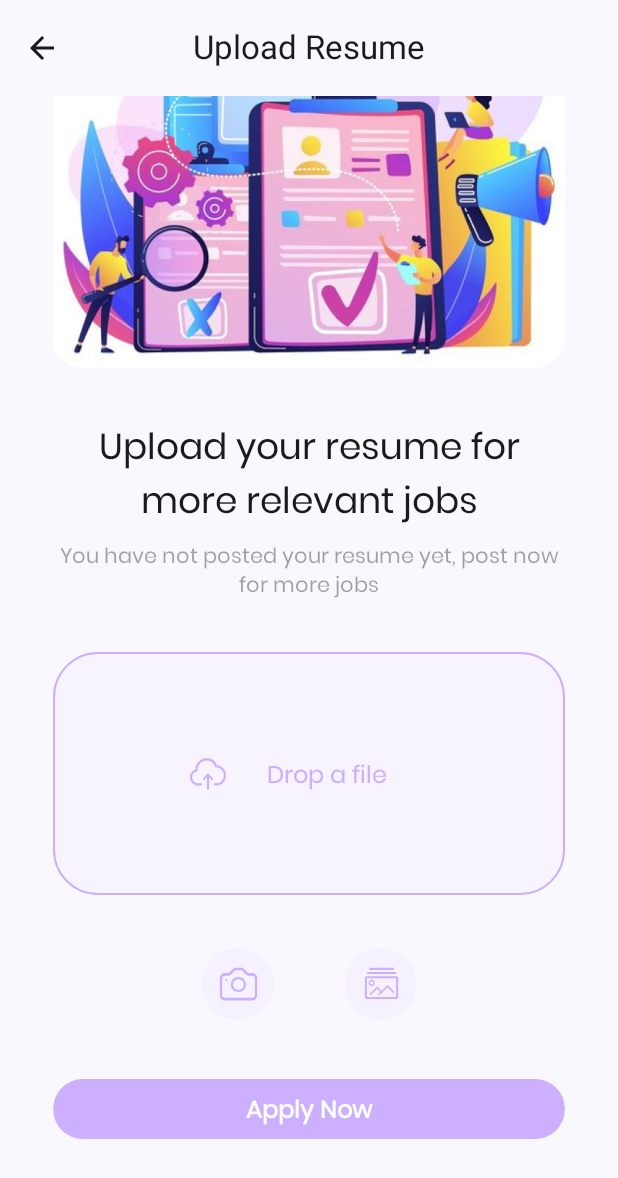
After one commit to donmarsh/compose-challenge-weekly, an Android app built with Jetpack Compose: the UploadResume screen opened through its navigation route, on a phone screen of 412 x 824 dp. The commit adds this screen. Shown: the top 1178 px of the screen. Run offline under Robolectric (Android 15) with nearby library versions, the phone set to English and light mode, and no system bars; our stand-ins replace Room's generated code, livedata-compose; pictures from the network do not load.

Commit message:
Create Upload Resume Screen add navigation and Colors.

```diff
--- a/app/src/main/java/org/marshsoft/jobsearch/MainActivity.kt
+++ b/app/src/main/java/org/marshsoft/jobsearch/MainActivity.kt
@@ -23,6 +23,8 @@ import org.marshsoft.jobsearch.ui.theme.JobSearchTheme
 import org.marshsoft.jobsearch.viewmodels.MainActivityViewModel
 import org.marshsoft.jobsearch.views.HomeScreen
 import org.marshsoft.jobsearch.views.JobDetails
+import org.marshsoft.jobsearch.views.MainScreen
+import org.marshsoft.jobsearch.views.UploadResume
 
 class MainActivity : ComponentActivity() {
     override fun onCreate(savedInstanceState: Bundle?) {
@@ -65,7 +67,7 @@ fun NavHostContainer(navController: NavHostController) {
         startDestination = "home",
     ){
         composable("home") {
-            HomeScreen(navController)
+            MainScreen(navController)
         }
         composable("bookmark") {
 
@@ -86,6 +88,9 @@ fun NavHostContainer(navController: NavHostController) {
             }
 
         }
+        composable("upload_resume") {
+            UploadResume()
+        }
 
 
     }
--- a/app/src/main/java/org/marshsoft/jobsearch/ui/theme/Color.kt
+++ b/app/src/main/java/org/marshsoft/jobsearch/ui/theme/Color.kt
@@ -16,3 +16,5 @@ val BlackText = Color(0xFF1A1A1A)
 val progressBackGround = Color(0x33CCAFFF)
 val ToggleGroupBackground = Color(0x1ACCAFFF)
 val ToggleGroupTextUnselected = Color(0x4D000000)
+val ResumeBoxBackground = Color(0x0DCCAFFF)
+val ButtonLightPurpleBackground = Color(0x1ACCAFFF)
--- a/app/src/main/java/org/marshsoft/jobsearch/views/HomePage.kt
+++ b/app/src/main/java/org/marshsoft/jobsearch/views/HomePage.kt
@@ -4,6 +4,7 @@ import android.widget.Toast
 import androidx.compose.foundation.Image
 import androidx.compose.foundation.background
 import androidx.compose.foundation.border
+import androidx.compose.foundation.clickable
 import androidx.compose.foundation.layout.Arrangement
 import androidx.compose.foundation.layout.Box
 import androidx.compose.foundation.layout.Column
@@ -84,11 +85,14 @@ fun JobCardItem(job: Job, navController: NavHostController){
     var favorite by remember {
         mutableStateOf(false) // initially checked
     }
-    Box(modifier = Modifier
+    Box( modifier = Modifier
         .clip(RoundedCornerShape(8.dp))
         .background(CardPurple)
         .width(IntrinsicSize.Max)
-        .padding(5.dp))
+        .padding(5.dp)
+        .clickable {
+            navController.navigate("jobDetails/${job.id}")
+        })
     {
         Column(modifier = Modifier.width(IntrinsicSize.Max))
         {
@@ -134,7 +138,7 @@ fun JobCardItem(job: Job, navController: NavHostController){
                 TextWithIcon(imageVector = Icons.Filled.HourglassFull , text = job.jobType, color = GreyText)
             }
             Row(modifier = Modifier.fillMaxWidth(), horizontalArrangement = Arrangement.SpaceBetween){
-                Button(onClick = { navController.navigate("jobDetails/${job.id}") }, colors = ButtonDefaults.buttonColors(containerColor = MainPurple, contentColor = Color.White)) {
+                Button(onClick = { navController.navigate("upload_resume") }, colors = ButtonDefaults.buttonColors(containerColor = MainPurple, contentColor = Color.White)) {
                     Text("Apply now")
                 }
                 IconToggleButton(checked = favorite, onCheckedChange = {favorite = it})
@@ -145,12 +149,8 @@ fun JobCardItem(job: Job, navController: NavHostController){
 
                 }
             }
-
-
-            }
-
-
         }
+    }
 
 
 }
@@ -260,7 +260,7 @@ fun MainScreen(navController: NavHostController){
 
     Scaffold(
         topBar = { TopBar() },
-        content = {NavHostContainer(navController = navController)},
+        content = { HomeScreen(navController = navController)},
         bottomBar = {BottomNavigationBar(navController = navController)}
 
     )
--- a/app/src/main/java/org/marshsoft/jobsearch/views/JobDetails.kt
+++ b/app/src/main/java/org/marshsoft/jobsearch/views/JobDetails.kt
@@ -219,7 +219,6 @@ fun JobDetailsScreen(job:Job, innerPadding:PaddingValues, mainActivityViewModel:
         Button(onClick = { /*TODO*/ },
             modifier = Modifier
                 .fillMaxWidth()
-                .padding(35.dp)
                 .clip(RoundedCornerShape(30.dp)),
             colors = ButtonDefaults.buttonColors(
             contentColor = Color.White, containerColor = MainPurple))
--- /dev/null
+++ b/app/src/main/java/org/marshsoft/jobsearch/views/UploadResume.kt
@@ -0,0 +1,180 @@
+package org.marshsoft.jobsearch.views
+
+import android.widget.Toast
+import androidx.compose.foundation.Image
+import androidx.compose.foundation.background
+import androidx.compose.foundation.border
+import androidx.compose.foundation.layout.Arrangement
+import androidx.compose.foundation.layout.Box
+import androidx.compose.foundation.layout.Column
+import androidx.compose.foundation.layout.PaddingValues
+import androidx.compose.foundation.layout.Row
+import androidx.compose.foundation.layout.fillMaxSize
+import androidx.compose.foundation.layout.fillMaxWidth
+import androidx.compose.foundation.layout.height
+import androidx.compose.foundation.layout.padding
+import androidx.compose.foundation.layout.width
+import androidx.compose.foundation.shape.CircleShape
+import androidx.compose.foundation.shape.RoundedCornerShape
+import androidx.compose.material.icons.Icons
+import androidx.compose.material.icons.filled.ArrowBack
+import androidx.compose.material.icons.filled.Bookmark
+import androidx.compose.material.icons.outlined.BookmarkBorder
+import androidx.compose.material.icons.outlined.PhotoCamera
+import androidx.compose.material3.Button
+import androidx.compose.material3.ButtonDefaults
+import androidx.compose.material3.CenterAlignedTopAppBar
+import androidx.compose.material3.ExperimentalMaterial3Api
+import androidx.compose.material3.Icon
+import androidx.compose.material3.IconButton
+import androidx.compose.material3.IconToggleButton
+import androidx.compose.material3.Scaffold
+import androidx.compose.material3.Text
+import androidx.compose.material3.TopAppBar
+import androidx.compose.runtime.Composable
+import androidx.compose.ui.Alignment
+import androidx.compose.ui.Modifier
+import androidx.compose.ui.draw.clip
+import androidx.compose.ui.graphics.Color
+import androidx.compose.ui.layout.ContentScale
+import androidx.compose.ui.platform.LocalContext
+import androidx.compose.ui.res.painterResource
+import androidx.compose.ui.text.TextStyle
+import androidx.compose.ui.text.font.Font
+import androidx.compose.ui.text.font.FontFamily
+import androidx.compose.ui.text.font.FontWeight
+import androidx.compose.ui.text.style.TextAlign
+import androidx.compose.ui.unit.dp
+import androidx.compose.ui.unit.sp
+import org.marshsoft.jobsearch.R
+import org.marshsoft.jobsearch.ui.theme.BlackText
+import org.marshsoft.jobsearch.ui.theme.ButtonLightPurpleBackground
+import org.marshsoft.jobsearch.ui.theme.MainPurple
+import org.marshsoft.jobsearch.ui.theme.ResumeBoxBackground
+
+@Composable
+fun UploadResume() {
+    Scaffold(
+        topBar = { TopBarUploadResume() },
+        content = {innerPadding-> UploadResumeScreen( innerPadding) },
+
+        )
+}
+@OptIn(ExperimentalMaterial3Api::class)
+@Composable
+fun TopBarUploadResume() {
+    val context = LocalContext.current
+    CenterAlignedTopAppBar(title = { Text("Upload Resume") },
+        navigationIcon = { IconButton(onClick = { Toast.makeText(context,"hello", Toast.LENGTH_SHORT).show() }) {
+            Icon(imageVector = Icons.Filled.ArrowBack, contentDescription = "back arrow")
+        }
+        },
+        modifier = Modifier.background(color = Color.White))
+}
+@Composable
+fun UploadResumeScreen(innerPadding:PaddingValues) {
+    val context = LocalContext.current
+    Column(modifier = Modifier
+        .fillMaxSize()
+        .padding(start = 35.dp, end = 35.dp)) {
+
+        Image(painter = painterResource(id = R.drawable.image_resume),
+            contentDescription ="Image of resumes",
+            modifier = Modifier
+                .fillMaxWidth()
+                .clip(RoundedCornerShape(20.dp)),
+            contentScale = ContentScale.FillWidth)
+        Text(modifier = Modifier.padding(top = 35.dp, bottom = 10.dp),
+            text = "Upload your resume for more relevant jobs",
+            style = TextStyle(
+                fontSize = 24.sp,
+                lineHeight = 36.sp,
+                fontFamily = FontFamily(Font(R.font.poppins)),
+                fontWeight = FontWeight(500),
+                color = BlackText,
+                textAlign = TextAlign.Center,
+            )
+        )
+        Text(
+            text = "You have not posted your resume yet, post now for more jobs",
+            style = TextStyle(
+                fontSize = 14.sp,
+                fontFamily = FontFamily(Font(R.font.poppins)),
+                fontWeight = FontWeight(400),
+                color = Color(0x661A1A1A),
+                textAlign = TextAlign.Center,
+            )
+        )
+        Box (
+           modifier = Modifier.padding(top = 35.dp, bottom = 35.dp)
+               .border(width = 1.dp, color = MainPurple, shape = RoundedCornerShape(size = 30.dp))
+               .fillMaxWidth()
+               .height(162.dp)
+               .background(color = ResumeBoxBackground, shape = RoundedCornerShape(size = 30.dp)),
+
+        )
+        {
+            Row(modifier = Modifier.fillMaxSize(),
+                verticalAlignment = Alignment.CenterVertically,
+                horizontalArrangement = Arrangement.Center){
+                Button(onClick = {Toast.makeText(context,"hello",Toast.LENGTH_SHORT).show()},
+                    colors = ButtonDefaults.buttonColors(
+                        contentColor = MainPurple,
+                        containerColor = Color.Transparent
+                    )) {
+                        Icon(painter = painterResource(id = R.drawable.simple_line_icons_cloud_upload),
+                            contentDescription = "cloud upload icon")
+                        Text(
+                            text = "Drop a file",modifier = Modifier.fillMaxWidth(.5f),
+                            style = TextStyle(
+                                fontSize = 16.sp,
+                                fontFamily = FontFamily(Font(R.font.poppins)),
+                                fontWeight = FontWeight(500),
+                                color = MainPurple,
+                                textAlign = TextAlign.Center
+                            )
+                        )
+                    }
+
+
+
+            }
+        }
+        Row(modifier = Modifier.fillMaxWidth(), horizontalArrangement = Arrangement.Center){
+            IconButton(onClick = { Toast.makeText(context,"hello",Toast.LENGTH_SHORT).show() },
+            modifier = Modifier
+                .padding(end = 47.dp)
+                .clip(CircleShape)
+                .background(ButtonLightPurpleBackground)
+            ) {
+                Icon(painter = painterResource(id = R.drawable.bi_camera), tint = MainPurple,
+                    contentDescription = "camera icon")
+            }
+            IconButton(onClick = { Toast.makeText(context,"hello",Toast.LENGTH_SHORT).show() },
+                modifier = Modifier
+                    .clip(CircleShape)
+                    .background(ButtonLightPurpleBackground)) {
+                Icon(painter = painterResource(id = R.drawable.clarity_image_gallery_line),
+                    tint = MainPurple,
+                    contentDescription = "picture icons")
+            }
+        }
+        Button(onClick = { /*TODO*/ },
+            modifier = Modifier.padding(top = 35.dp)
+                .fillMaxWidth()
+                .clip(RoundedCornerShape(30.dp)),
+            colors = ButtonDefaults.buttonColors(
+                contentColor = Color.White, containerColor = MainPurple
+            ))
+        {
+            Text("Apply Now",
+                modifier = Modifier.fillMaxWidth(),
+                style = TextStyle(
+                fontSize = 16.sp,
+                fontFamily = FontFamily(Font(R.font.poppins)),
+                fontWeight = FontWeight(700),
+                textAlign = TextAlign.Center
+            ) )
+        }
+    }
+}
--- /dev/null
+++ b/app/src/main/res/drawable/bi_camera.xml
@@ -0,0 +1,16 @@
+<vector xmlns:android="http://schemas.android.com/apk/res/android"
+    android:width="26dp"
+    android:height="26dp"
+    android:viewportWidth="26"
+    android:viewportHeight="26">
+  <group>
+    <clip-path
+        android:pathData="M0.5,0.5h25v25h-25z"/>
+    <path
+        android:pathData="M23.938,19.979C23.938,20.463 23.773,20.926 23.48,21.268C23.187,21.61 22.789,21.802 22.375,21.802H3.625C3.211,21.802 2.813,21.61 2.52,21.268C2.227,20.926 2.063,20.463 2.063,19.979V9.042C2.063,8.558 2.227,8.095 2.52,7.753C2.813,7.411 3.211,7.219 3.625,7.219H5.456C6.699,7.218 7.89,6.642 8.769,5.616L10.066,4.107C10.358,3.766 10.754,3.574 11.167,3.573H14.83C15.244,3.573 15.641,3.765 15.934,4.107L17.228,5.616C17.663,6.124 18.18,6.528 18.749,6.802C19.318,7.077 19.928,7.219 20.544,7.219H22.375C22.789,7.219 23.187,7.411 23.48,7.753C23.773,8.095 23.938,8.558 23.938,9.042V19.979ZM3.625,5.396C2.796,5.396 2.001,5.78 1.415,6.464C0.829,7.147 0.5,8.075 0.5,9.042L0.5,19.979C0.5,20.946 0.829,21.873 1.415,22.557C2.001,23.241 2.796,23.625 3.625,23.625H22.375C23.204,23.625 23.999,23.241 24.585,22.557C25.171,21.873 25.5,20.946 25.5,19.979V9.042C25.5,8.075 25.171,7.147 24.585,6.464C23.999,5.78 23.204,5.396 22.375,5.396H20.544C19.715,5.396 18.92,5.011 18.334,4.328L17.041,2.818C16.455,2.134 15.66,1.75 14.831,1.75H11.169C10.34,1.75 9.545,2.134 8.959,2.818L7.666,4.328C7.08,5.011 6.285,5.396 5.456,5.396H3.625Z"
+        android:fillColor="#CCAFFF"/>
+    <path
+        android:pathData="M12.934,16.571C11.974,16.571 11.054,16.195 10.376,15.525C9.697,14.856 9.316,13.947 9.316,13C9.316,12.053 9.697,11.144 10.376,10.475C11.054,9.805 11.974,9.429 12.934,9.429C13.894,9.429 14.814,9.805 15.493,10.475C16.171,11.144 16.553,12.053 16.553,13C16.553,13.947 16.171,14.856 15.493,15.525C14.814,16.195 13.894,16.571 12.934,16.571ZM12.934,18C14.278,18 15.566,17.473 16.516,16.535C17.466,15.598 18,14.326 18,13C18,11.674 17.466,10.402 16.516,9.464C15.566,8.527 14.278,8 12.934,8C11.591,8 10.302,8.527 9.352,9.464C8.402,10.402 7.868,11.674 7.868,13C7.868,14.326 8.402,15.598 9.352,16.535C10.302,17.473 11.591,18 12.934,18ZM5.697,10.143C5.697,10.332 5.621,10.514 5.485,10.648C5.35,10.782 5.166,10.857 4.974,10.857C4.782,10.857 4.598,10.782 4.462,10.648C4.326,10.514 4.25,10.332 4.25,10.143C4.25,9.953 4.326,9.772 4.462,9.638C4.598,9.504 4.782,9.429 4.974,9.429C5.166,9.429 5.35,9.504 5.485,9.638C5.621,9.772 5.697,9.953 5.697,10.143Z"
+        android:fillColor="#CCAFFF"/>
+  </group>
+</vector>
--- /dev/null
+++ b/app/src/main/res/drawable/clarity_image_gallery_line.xml
@@ -0,0 +1,25 @@
+<vector xmlns:android="http://schemas.android.com/apk/res/android"
+    android:width="26dp"
+    android:height="26dp"
+    android:viewportWidth="26"
+    android:viewportHeight="26">
+  <group>
+    <clip-path
+        android:pathData="M0.5,0.5h25v25h-25z"/>
+    <path
+        android:pathData="M22.805,7.444H3.194C2.848,7.444 2.516,7.582 2.271,7.827C2.026,8.072 1.889,8.404 1.889,8.75V21.417C1.889,21.763 2.026,22.095 2.271,22.34C2.516,22.585 2.848,22.722 3.194,22.722H22.805C23.152,22.722 23.484,22.585 23.729,22.34C23.973,22.095 24.111,21.763 24.111,21.417V8.75C24.111,8.404 23.973,8.072 23.729,7.827C23.484,7.582 23.152,7.444 22.805,7.444ZM22.722,21.333H3.278V8.833H22.722V21.333Z"
+        android:fillColor="#CCAFFF"/>
+    <path
+        android:pathData="M6.445,14.007C6.857,14.007 7.26,13.885 7.602,13.656C7.945,13.427 8.212,13.102 8.369,12.721C8.527,12.34 8.568,11.921 8.488,11.517C8.408,11.113 8.209,10.742 7.918,10.45C7.626,10.159 7.255,9.961 6.851,9.88C6.447,9.8 6.028,9.841 5.647,9.999C5.267,10.157 4.941,10.424 4.712,10.766C4.484,11.109 4.361,11.512 4.361,11.924C4.361,12.476 4.581,13.006 4.972,13.397C5.362,13.788 5.892,14.007 6.445,14.007ZM6.445,10.813C6.666,10.807 6.883,10.868 7.069,10.986C7.256,11.105 7.402,11.276 7.491,11.479C7.579,11.681 7.605,11.906 7.565,12.123C7.526,12.34 7.422,12.541 7.268,12.699C7.114,12.857 6.916,12.966 6.7,13.011C6.483,13.056 6.259,13.036 6.054,12.953C5.849,12.869 5.674,12.727 5.551,12.544C5.427,12.361 5.361,12.145 5.361,11.924C5.361,11.634 5.474,11.355 5.677,11.148C5.879,10.94 6.155,10.82 6.445,10.813Z"
+        android:fillColor="#CCAFFF"/>
+    <path
+        android:pathData="M5.986,19.944L10.153,15.778L12.361,17.986L10.403,19.944H11.792L16.972,14.764L21.333,19.09V17.701L17.306,13.694C17.213,13.603 17.089,13.551 16.959,13.551C16.829,13.551 16.704,13.603 16.611,13.694L13.028,17.278L10.479,14.736C10.387,14.644 10.262,14.593 10.132,14.593C10.002,14.593 9.877,14.644 9.785,14.736L4.611,19.944H5.986Z"
+        android:fillColor="#CCAFFF"/>
+    <path
+        android:pathData="M21.43,2.583C21.43,2.399 21.357,2.223 21.227,2.092C21.097,1.962 20.92,1.889 20.736,1.889H5.458C5.274,1.889 5.097,1.962 4.967,2.092C4.837,2.223 4.764,2.399 4.764,2.583V3.278H21.43V2.583Z"
+        android:fillColor="#CCAFFF"/>
+    <path
+        android:pathData="M22.806,5.361C22.806,5.177 22.733,5 22.602,4.87C22.472,4.74 22.295,4.667 22.111,4.667H4.056C3.872,4.667 3.695,4.74 3.565,4.87C3.434,5 3.361,5.177 3.361,5.361V6.056H22.806V5.361Z"
+        android:fillColor="#CCAFFF"/>
+  </group>
+</vector>
--- /dev/null
+++ b/app/src/main/res/drawable/simple_line_icons_cloud_upload.xml
@@ -0,0 +1,9 @@
+<vector xmlns:android="http://schemas.android.com/apk/res/android"
+    android:width="24dp"
+    android:height="24dp"
+    android:viewportWidth="24"
+    android:viewportHeight="24">
+  <path
+      android:pathData="M17.883,6.093C16.837,3.317 14.589,1.559 11.193,1.559C6.871,1.559 3.847,4.768 3.588,8.955C1.504,9.621 0,11.747 0,14.154C0,17.101 2.317,19.591 5.058,19.591H7.225C7.639,19.591 7.975,19.255 7.975,18.841C7.975,18.426 7.639,18.091 7.225,18.091H5.058C3.129,18.091 1.476,16.288 1.476,14.154C1.476,12.268 2.799,10.567 4.457,10.282L5.138,10.164L5.077,9.477L5.072,9.468C5.072,5.815 7.476,3.06 11.193,3.06C14.172,3.06 15.845,4.527 16.619,7.031L16.78,7.547L17.32,7.559C20.106,7.617 22.549,9.878 22.549,12.686C22.549,15.242 20.855,18.091 18.291,18.091H16.577C16.163,18.091 15.827,18.427 15.827,18.841C15.827,19.255 16.163,19.591 16.577,19.591L18.285,19.588C22.035,19.49 23.988,15.907 23.988,12.686C23.988,9.224 21.275,6.458 17.883,6.093L17.883,6.093ZM12.562,12.069C12.558,12.064 12.556,12.061 12.554,12.057L12.364,11.858C12.26,11.749 12.122,11.694 11.983,11.695C11.845,11.694 11.707,11.749 11.602,11.858L11.412,12.057C11.408,12.061 11.407,12.065 11.404,12.069L8.697,15.063C8.487,15.282 8.487,15.636 8.697,15.856L8.886,15.984C9.096,16.203 9.435,16.132 9.645,15.913L11.241,14.134V21.691C11.241,22.105 11.577,22.441 11.991,22.441C12.405,22.441 12.741,22.105 12.741,21.691V14.141L14.39,15.96C14.6,16.179 14.939,16.25 15.148,16.031L15.337,15.903C15.547,15.683 15.547,15.329 15.337,15.11L12.562,12.069Z"
+      android:fillColor="#CCAFFF"/>
+</vector>
```
Also changed, not shown: app/src/main/res/drawable/image_resume.png (added).
